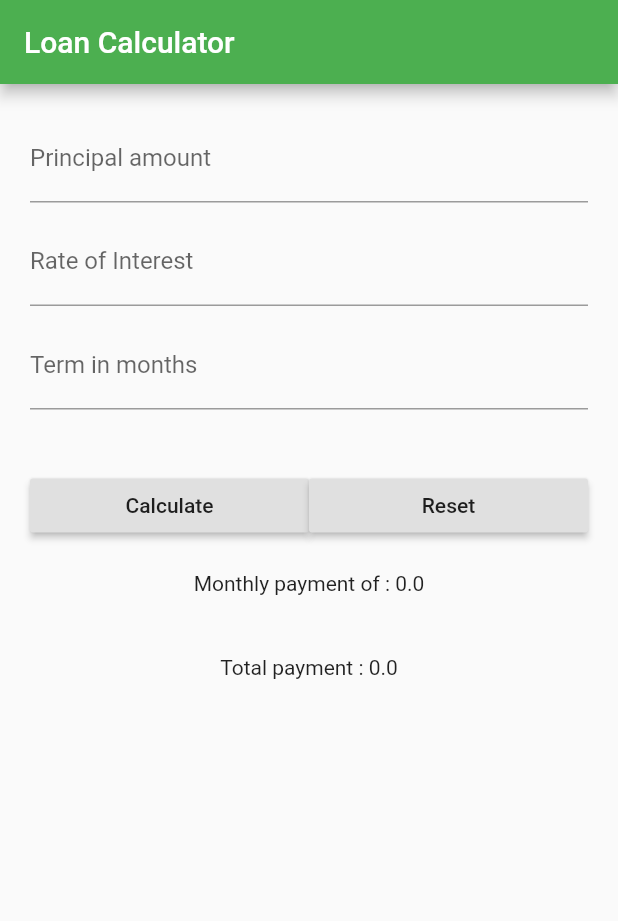
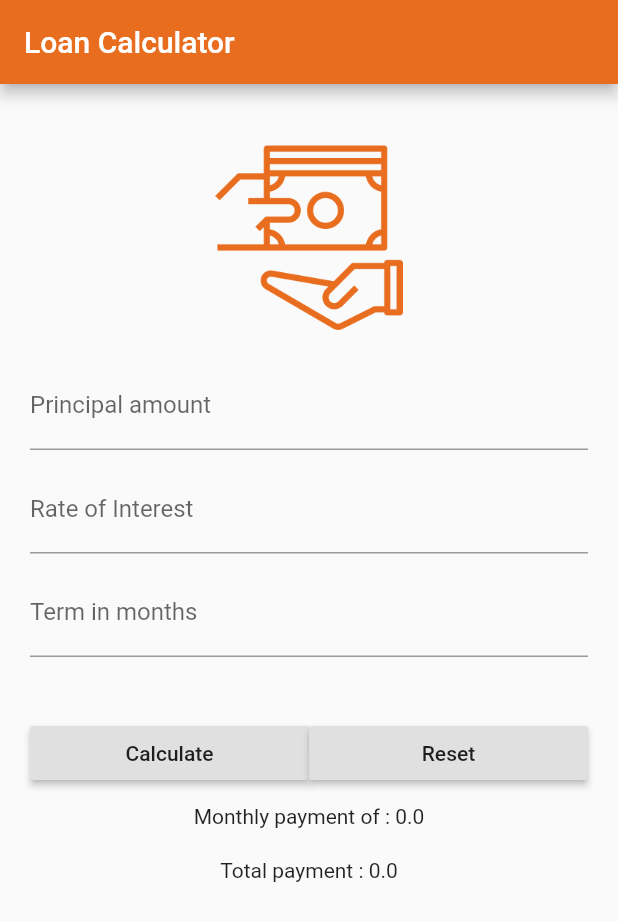
Before and after one commit to Loisgenesis/Loan-Calculator, a Flutter app: the screen it shows after launch, after a tap on "Reset", on a phone screen of 412 x 824 dp. Shown: the top 921 px of the screen. Run offline on Flutter 3.47's test engine with Material 2 defaults, Android fonts, the phone set to English and light mode, and no system bars; our stand-ins replace flushbar.

Commit message:
Added loan image and changed bg color

```diff
--- a/lib/main.dart
+++ b/lib/main.dart
@@ -1,5 +1,6 @@
 import 'package:flushbar/flushbar.dart';
 import 'package:flutter/material.dart';
+import 'package:loan/my_colors.dart';
 
 void main() {
   runApp(MaterialApp(
@@ -37,7 +38,7 @@ class _LoanAppState extends State<LoanApp> {
         key: _scaffoldKey,
         appBar: AppBar(
           title: Text('Loan Calculator'),
-          backgroundColor: Colors.green,
+          backgroundColor: MyColors.colorPrimary,
         ),
         body: Form(
           key: _formKey,
@@ -47,6 +48,7 @@ class _LoanAppState extends State<LoanApp> {
               margin: EdgeInsets.all(padding * 2),
               child: Column(
                 children: <Widget>[
+                  getImageAsset(),
                   TextFormField(
                     controller: principalEditingController,
                     keyboardType: TextInputType.number,
@@ -107,12 +109,12 @@ class _LoanAppState extends State<LoanApp> {
                     ],
                   ),
                   Padding(
-                    padding: EdgeInsets.all(padding * 2),
+                    padding: EdgeInsets.all(padding),
                     child: Text(
                         'Monthly payment of : ${monthlyResult.floorToDouble()}'),
                   ),
                   Padding(
-                    padding: EdgeInsets.all(padding * 2),
+                    padding: EdgeInsets.all(padding),
                     child:
                         Text('Total payment : ${totalResult.floorToDouble()}'),
                   )
@@ -121,6 +123,21 @@ class _LoanAppState extends State<LoanApp> {
             ),
           ),
         ));
+  }
+
+  Widget getImageAsset() {
+    AssetImage assetImage = AssetImage('assets/images/money.png');
+    Image image = Image(
+      image: assetImage,
+      width: 125.0,
+      height: 125.0,
+      color: MyColors.colorPrimary,
+    );
+
+    return Container(
+      child: image,
+      margin: EdgeInsets.all(padding * 2),
+    );
   }
 
   String _validateValue(String value) {
@@ -144,6 +161,10 @@ class _LoanAppState extends State<LoanApp> {
     principalEditingController.text = "";
     interestEditingController.text = "";
     monthsEditingController.text = "";
+   setState(() {
+     monthlyResult = 0;
+     totalResult = 0;
+   });
   }
 
   void _handleSubmitted() {
--- /dev/null
+++ b/lib/my_colors.dart
@@ -0,0 +1,7 @@
+import 'package:flutter/painting.dart';
+
+class MyColors {
+  static const colorPrimary = const Color(0xFFe86d1f);
+
+
+}
--- a/pubspec.yaml
+++ b/pubspec.yaml
@@ -42,9 +42,9 @@ flutter:
   uses-material-design: true
 
   # To add assets to your application, add an assets section, like this:
-  # assets:
-  #  - images/a_dot_burr.jpeg
-  #  - images/a_dot_ham.jpeg
+  assets:
+    - assets/images/money.png
+
 
   # An image asset can refer to one or more resolution-specific "variants", see
   # https://flutter.dev/assets-and-images/#resolution-aware.
```
Also changed, not shown: assets/images/money.png (added).
